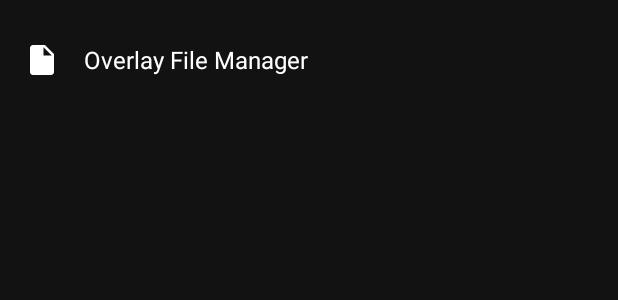
After one commit to zacharee/OneUITuner, an Android app: the layout menu_modal_layout.xml on its own in the app's theme, with its tools: preview values and no code run, on a phone screen of 412 x 824 dp. The commit adds this screen. Shown: the top 300 px of the screen. Run offline under Robolectric (Android 15) with nearby library versions, the phone set to English and light mode, and no system bars.

Commit message:
Add overlay manager

```diff
--- a/app/build.gradle
+++ b/app/build.gradle
@@ -3,6 +3,8 @@ apply plugin: 'com.android.application'
 apply plugin: 'kotlin-android'
 
 apply plugin: 'kotlin-android-extensions'
+
+apply plugin: 'kotlin-kapt'
 
 def version = 8
 
--- /dev/null
+++ b/app/src/main/res/drawable/ic_insert_drive_file_24dp.xml
@@ -0,0 +1,9 @@
+<vector xmlns:android="http://schemas.android.com/apk/res/android"
+        android:width="24dp"
+        android:height="24dp"
+        android:viewportWidth="24.0"
+        android:viewportHeight="24.0">
+    <path
+        android:fillColor="?android:textColorPrimary"
+        android:pathData="M6,2c-1.1,0 -1.99,0.9 -1.99,2L4,20c0,1.1 0.89,2 1.99,2L18,22c1.1,0 2,-0.9 2,-2L20,8l-6,-6L6,2zM13,9L13,3.5L18.5,9L13,9z"/>
+</vector>
--- /dev/null
+++ b/app/src/main/res/layout/menu_modal_layout.xml
@@ -0,0 +1,46 @@
+<?xml version="1.0" encoding="utf-8"?>
+<ScrollView xmlns:android="http://schemas.android.com/apk/res/android"
+    android:layout_width="match_parent"
+    android:layout_height="match_parent"
+    xmlns:app="http://schemas.android.com/apk/res-auto"
+    android:padding="16dp">
+
+    <androidx.constraintlayout.widget.ConstraintLayout
+        android:layout_width="match_parent"
+        android:layout_height="wrap_content">
+
+
+        <LinearLayout
+            android:id="@+id/overlay_file_manager"
+            android:orientation="horizontal"
+            android:layout_width="match_parent"
+            android:layout_height="?listPreferredItemHeightSmall"
+            android:clickable="true"
+            android:focusable="true"
+            android:background="?android:selectableItemBackground"
+            app:layout_constraintTop_toTopOf="parent"
+            app:layout_constraintBottom_toBottomOf="parent">
+
+            <ImageView
+                android:id="@+id/file_manager_icon"
+                android:layout_width="wrap_content"
+                android:layout_height="match_parent"
+                android:layout_marginEnd="16dp"
+                app:srcCompat="@drawable/ic_insert_drive_file_24dp"
+                />
+
+            <TextView
+                android:id="@+id/file_manager_text"
+                android:layout_width="0dp"
+                android:layout_height="wrap_content"
+                android:text="@string/overlay_file_manager"
+                android:layout_weight="1"
+                android:layout_gravity="center_vertical"
+                android:textAppearance="@style/TextAppearance.AppCompat.Subhead"
+                />
+
+        </LinearLayout>
+
+    </androidx.constraintlayout.widget.ConstraintLayout>
+
+</ScrollView>
--- a/app/src/main/res/values/strings.xml
+++ b/app/src/main/res/values/strings.xml
@@ -2,6 +2,7 @@
     <string name="app_name">OneUI Tuner</string>
     <string name="options">Options</string>
     <string name="tweaks">Tweaks</string>
+    <string name="menu">Menu</string>
 
     <string name="clock">Clock</string>
     <string name="qs">Quick Settings</string>
@@ -24,6 +25,7 @@
     <string name="remove_component">Remove Component</string>
     <string name="yes">Yes</string>
     <string name="no">No</string>
+    <string name="undo">Undo</string>
 
     <string name="header_count_portrait">Header Count (Portrait)</string>
     <string name="header_count_landscape">Header Count (Landscape)</string>
@@ -49,6 +51,7 @@
     <string name="status_bar_clock_type">Status Bar Clock Type</string>
     <string name="use_synergy">Use Synergy</string>
     <string name="force_normal_install">Force Normal Install</string>
+    <string name="overlay_file_manager">Overlay File Manager</string>
 
     <string name="root_required_desc">Because of limitations added in later versions of One UI, your device must be rooted to use this app.</string>
     <string name="old_recents_desc">Restores the old vertical Recents carousel. Reboot required.</string>
@@ -61,6 +64,7 @@
     <string name="status_bar_clock_type_desc">Choose to replace the status bar clock with the AOSP style or a custom format. The AOSP clock will allow you to enable seconds using SystemUI Tuner. The custom format will allow you to use any format you want, but won\'t automatically change color.</string>
     <string name="synergy_not_installed_desc">It looks like Synergy isn\'t installed. Would you like to check it out?</string>
     <string name="force_normal_install_desc">On many devices on One UI, Samsung blocked normal installation of overlays. To be safe, OneUI Tuner will make all devices except the S9, S9+, and Note9 use the Theme Center workaround. Other devices running One UI may still be able to use the normal method of installation (without the Theme Center). Turn this on to try it out.</string>
+    <string name="overlay_removed">Overlay removed</string>
 
     <string name="qqs_hint">Set your QS grid to 5x3 if the header icons overlap at higher values.</string>
     <string name="qs_row_col_hint">Set your QS grid to 5x3 for these to take effect.</string>
```
Also changed, not shown: app/src/main/AndroidManifest.xml (+10 -9 lines), app/src/main/java/tk/zwander/oneuituner/MainActivity.kt (+15 -0 lines), app/src/main/java/tk/zwander/oneuituner/ui/MenuModal.kt (added, +28 -0 lines), app/src/main/java/tk/zwander/oneuituner/ui/OverlayFileManagerActivity.kt (added, +191 -0 lines), app/src/main/java/tk/zwander/oneuituner/util/OverlayFileManagerAdapter.kt (added, +67 -0 lines), app/src/main/java/tk/zwander/oneuituner/util/PrefManager.kt (+9 -9 lines), app/src/main/res/drawable/ic_add_24dp.xml (added, +9 -0 lines), app/src/main/res/drawable/ic_menu_24dp.xml (added, +9 -0 lines), app/src/main/res/layout/activity_overlay_file_manager.xml (added, +43 -0 lines), app/src/main/res/layout/overlay_file_item.xml (added, +23 -0 lines), app/src/main/res/menu/menu.xml (added, +12 -0 lines).
